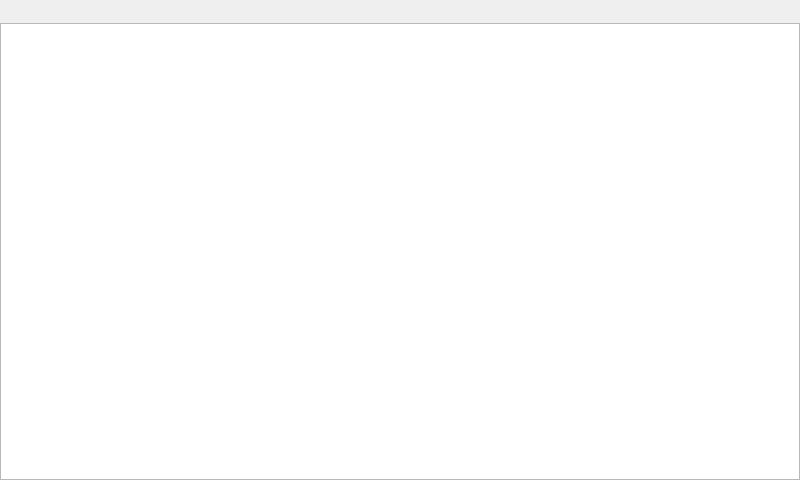
The window that configuration.ui (bigtreetech/OctoBTT) describes before a commit, drawn with Qt 5.
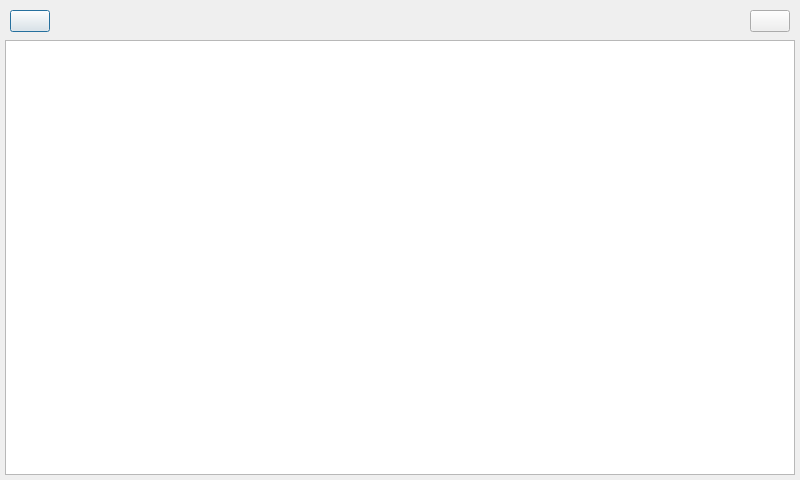
The same window after the commit. Icons and pictures are not drawn.

```diff
--- a/configuration.ui
+++ b/configuration.ui
@@ -24,25 +24,35 @@
     <number>3</number>
    </property>
    <property name="leftMargin">
-    <number>0</number>
+    <number>5</number>
    </property>
    <property name="topMargin">
-    <number>0</number>
+    <number>5</number>
    </property>
    <property name="rightMargin">
-    <number>0</number>
+    <number>5</number>
    </property>
    <property name="bottomMargin">
-    <number>0</number>
+    <number>5</number>
    </property>
    <item>
     <layout class="QHBoxLayout" name="horizontalLayout_3">
+     <property name="leftMargin">
+      <number>5</number>
+     </property>
+     <property name="topMargin">
+      <number>5</number>
+     </property>
+     <property name="rightMargin">
+      <number>5</number>
+     </property>
+     <property name="bottomMargin">
+      <number>5</number>
+     </property>
      <item>
       <widget class="QPushButton" name="Btn_Back">
-       <property name="styleSheet">
-        <string notr="true">border:none;
-font: 75 30pt &quot;Gill Sans MT&quot;;
-</string>
+       <property name="whatsThis">
+        <string>BTStyleSheet2</string>
        </property>
        <property name="text">
         <string/>
@@ -112,11 +122,6 @@
        <property name="layoutDirection">
         <enum>Qt::RightToLeft</enum>
        </property>
-       <property name="styleSheet">
-        <string notr="true">border:none;
-font: 75 30pt &quot;Gill Sans MT&quot;;
-</string>
-       </property>
        <property name="text">
         <string/>
        </property>
```
Left out of the diff: 9 changed lines with no effect on the pictures.
